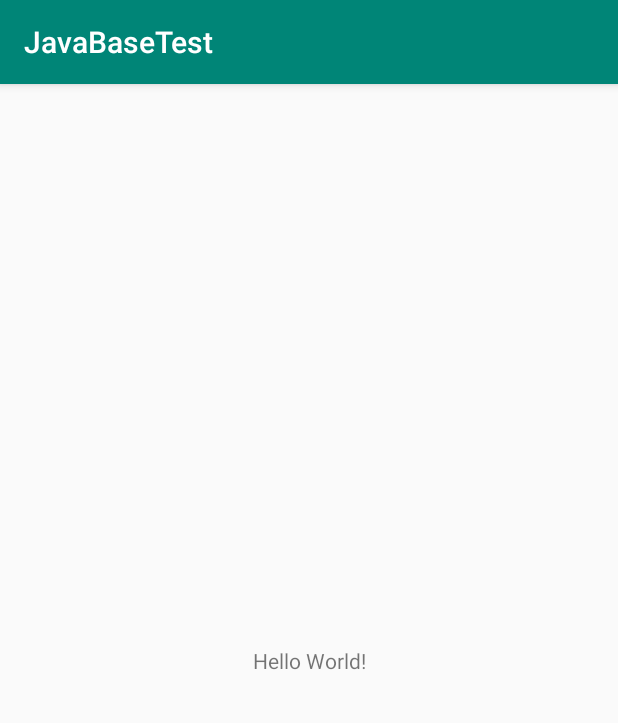
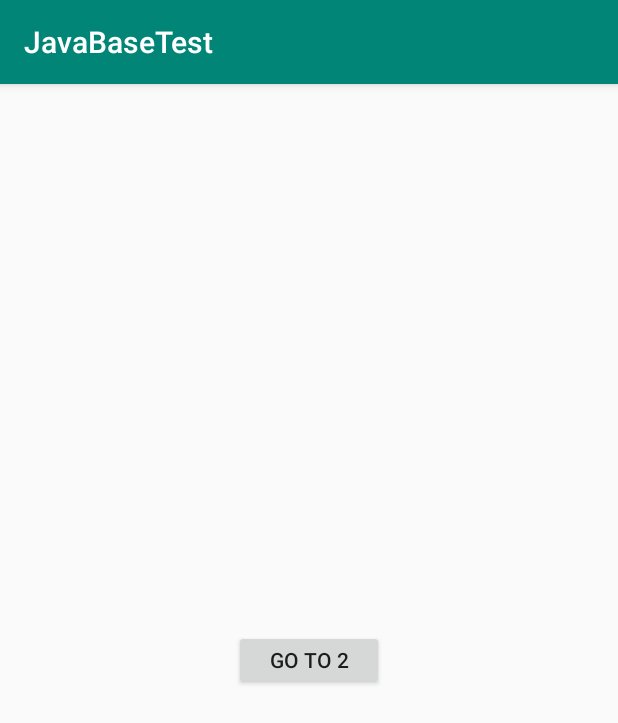
Before and after one commit to wy521angel/JavaBaseTest, an Android app: the screen it shows after launch (MainActivity), on a phone screen of 412 x 824 dp. Shown: the top 723 px of the screen. Run offline under Robolectric (Android 15) with nearby library versions, the phone set to English and light mode, and no system bars.

Commit message:
两个Activity跳转生命周期

```diff
--- a/app/build.gradle
+++ b/app/build.gradle
@@ -5,7 +5,7 @@ android {
     buildToolsVersion "29.0.2"
     defaultConfig {
         applicationId "com.example.javabasetest"
-        minSdkVersion 24
+        minSdkVersion 20
         targetSdkVersion 29
         versionCode 1
         versionName "1.0"
--- a/app/src/main/AndroidManifest.xml
+++ b/app/src/main/AndroidManifest.xml
@@ -16,6 +16,7 @@
                 <category android:name="android.intent.category.LAUNCHER" />
             </intent-filter>
         </activity>
+        <activity android:name=".MainActivity2" />
     </application>
 
 </manifest>
--- a/app/src/main/java/com/example/javabasetest/MainActivity.java
+++ b/app/src/main/java/com/example/javabasetest/MainActivity.java
@@ -2,13 +2,64 @@ package com.example.javabasetest;
 
 import androidx.appcompat.app.AppCompatActivity;
 
+import android.content.Intent;
 import android.os.Bundle;
+import android.util.Log;
+import android.util.LruCache;
+import android.view.View;
 
 public class MainActivity extends AppCompatActivity {
 
+    private static final String TAG = "MainActivity";
     @Override
     protected void onCreate(Bundle savedInstanceState) {
         super.onCreate(savedInstanceState);
         setContentView(R.layout.activity_main);
+
+        findViewById(R.id.test).setOnClickListener(new View.OnClickListener() {
+            @Override
+            public void onClick(View v) {
+                startActivity(new Intent(MainActivity.this, MainActivity2.class));
+            }
+        });
+
+        Log.i(TAG,"Activity1----------------------------->onCreate");
     }
+
+    @Override
+    protected void onStart() {
+        super.onStart();
+        Log.i(TAG,"Activity1----------------------------->onStart");
+    }
+
+    @Override
+    protected void onRestart() {
+        super.onRestart();
+        Log.i(TAG,"Activity1----------------------------->onRestart");
+    }
+
+    @Override
+    protected void onResume() {
+        super.onResume();
+        Log.i(TAG,"Activity1----------------------------->onResume");
+    }
+
+    @Override
+    protected void onPause() {
+        super.onPause();
+        Log.i(TAG,"Activity1----------------------------->onPause");
+    }
+
+    @Override
+    protected void onStop() {
+        super.onStop();
+        Log.i(TAG,"Activity1----------------------------->onStop");
+    }
+
+    @Override
+    protected void onDestroy() {
+        super.onDestroy();
+        Log.i(TAG,"Activity1----------------------------->onDestroy");
+    }
+
 }
--- a/app/src/main/res/layout/activity_main.xml
+++ b/app/src/main/res/layout/activity_main.xml
@@ -6,10 +6,12 @@
     android:layout_height="match_parent"
     tools:context=".MainActivity">
 
-    <TextView
-        android:layout_width="wrap_content"
-        android:layout_height="wrap_content"
-        android:text="Hello World!"
+    <Button
+        android:id="@+id/test"
+        android:gravity="center"
+        android:layout_width="100dp"
+        android:layout_height="40dp"
+        android:text="go to 2"
         app:layout_constraintBottom_toBottomOf="parent"
         app:layout_constraintLeft_toLeftOf="parent"
         app:layout_constraintRight_toRightOf="parent"
```
Also changed, not shown: app/src/main/java/com/example/javabasetest/MainActivity2.java (added, +65 -0 lines), app/src/main/res/layout/activity_main2.xml (added, +20 -0 lines), lib/src/main/java/com/example/lib/A.java (added, +19 -0 lines), lib/src/main/java/com/example/lib/B.java (added, +19 -0 lines), lib/src/main/java/com/example/lib/C.java (added, +18 -0 lines), lib/src/main/java/com/example/lib/D.java (added, +8 -0 lines), lib/src/main/java/com/example/lib/MyClass.java (+28 -1 lines).
